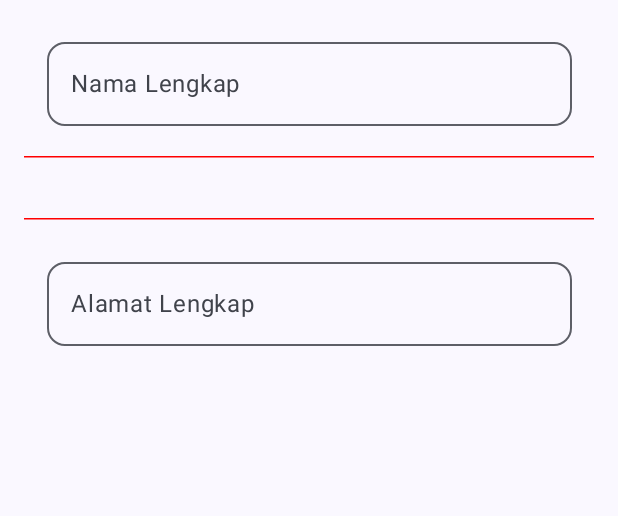
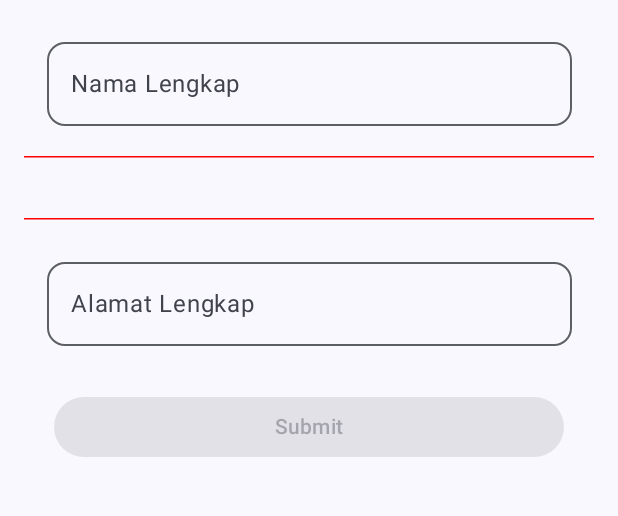
Before and after one commit to KamiliaNurmala/Quest6_108, an Android app built with Jetpack Compose: the composable FormSiswa called with empty values, on a phone screen of 412 x 824 dp, the part 96-612 px from its top. Run offline under Robolectric (Android 15) with nearby library versions, the phone set to English and light mode, and no system bars.

Commit message:
Menambahkan submit button

```diff
--- a/app/src/main/java/com/example/praktikum8/view/FormSiswa.kt
+++ b/app/src/main/java/com/example/praktikum8/view/FormSiswa.kt
@@ -126,7 +126,16 @@ fun FormSiswa(
 
             Spacer(modifier = Modifier.height(30.dp))
 
-
+            // Button Submit
+            Button(
+                modifier = Modifier.fillMaxWidth(1f).padding(horizontal = 20.dp),
+                enabled = txtAlamat.isNotEmpty(),
+                onClick = {
+                    onSubmitButtonClicked(listData)
+                }
+            ) {
+                Text(stringResource(id = R.string.submit))
+            }
         }
     }
 }
```
